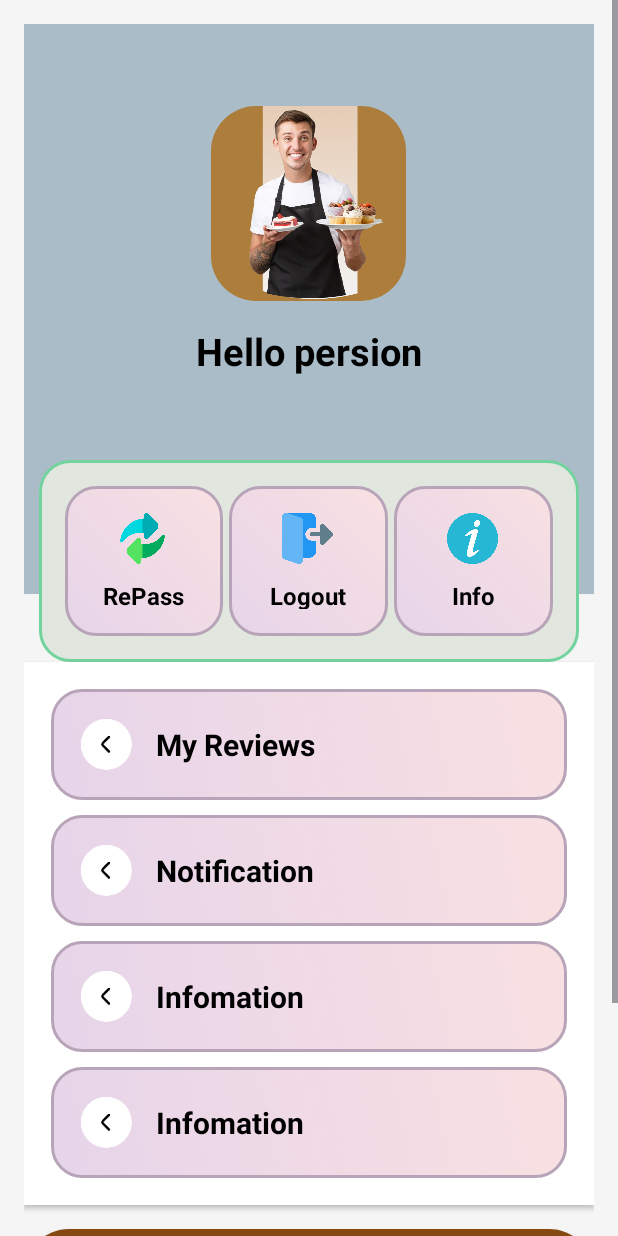
After one commit to longdh204/N1_Ung_Dung_Dat_Banh_Fpoly, an Android app: the ProfileActivity screen opened directly, with no data from a screen before it, on a phone screen of 412 x 824 dp. The commit adds this screen. Run offline under Robolectric (Android 15) with nearby library versions, the phone set to English and light mode, and no system bars; our stand-ins replace Firebase (no records; nobody signed in at launch, a user with empty details on screens opened directly).

Commit message:
create profile and dialog cn repass and logout

```diff
--- /dev/null
+++ b/app/src/main/java/com/example/dat_banh_fpoly/Activity/ProfileActivity.java
@@ -0,0 +1,130 @@
+package com.example.dat_banh_fpoly.Activity;
+
+import android.content.Intent;
+import android.content.SharedPreferences;
+import android.os.Bundle;
+import android.view.LayoutInflater;
+import android.view.View;
+import android.widget.EditText;
+import android.widget.LinearLayout;
+import android.widget.TextView;
+import android.widget.Toast;
+
+import androidx.appcompat.app.AlertDialog;
+import androidx.appcompat.app.AppCompatActivity;
+
+import com.example.dat_banh_fpoly.Login.Login;
+import com.example.dat_banh_fpoly.R;
+import com.google.firebase.auth.AuthCredential;
+import com.google.firebase.auth.EmailAuthProvider;
+import com.google.firebase.auth.FirebaseAuth;
+import com.google.firebase.auth.FirebaseUser;
+
+public class ProfileActivity extends AppCompatActivity {
+    private TextView profileEmail;
+    private FirebaseAuth mAuth;
+
+    @Override
+    protected void onCreate(Bundle savedInstanceState) {
+        super.onCreate(savedInstanceState);
+        setContentView(R.layout.activity_profile);
+
+        // Ánh xạ TextView từ layout
+        profileEmail = findViewById(R.id.profile_email);
+
+        // Khởi tạo FirebaseAuth
+        mAuth = FirebaseAuth.getInstance();
+
+        // Lấy người dùng hiện tại
+        FirebaseUser currentUser = mAuth.getCurrentUser();
+        if (currentUser != null) {
+            profileEmail.setText(currentUser.getEmail());
+        } else {
+            Intent intent = new Intent(ProfileActivity.this, Login.class);
+            startActivity(intent);
+            finish();
+        }
+
+        // Nút đổi mật khẩu
+        findViewById(R.id.change_Button).setOnClickListener(v -> showChangePasswordDialog());
+
+        // Xử lý nút "Back to Main"
+        findViewById(R.id.back_to_main_button).setOnClickListener(new View.OnClickListener() {
+            @Override
+            public void onClick(View v) {
+                // Quay về Activity chính
+                Intent intent = new Intent(ProfileActivity.this, MainActivity.class);
+                startActivity(intent);
+                finish();
+            }
+        });
+
+        // Xử lý nút "Logout"
+        LinearLayout logoutButton = findViewById(R.id.logout_button);
+        logoutButton.setOnClickListener(v -> {
+            SharedPreferences sharedPreferences = getSharedPreferences("MyAppPrefs", MODE_PRIVATE);
+            SharedPreferences.Editor editor = sharedPreferences.edit();
+            editor.clear();
+            editor.apply();
+
+            Intent intent = new Intent(ProfileActivity.this, Login.class);
+            startActivity(intent);
+            finish();
+        });
+    }
+
+    private void showChangePasswordDialog() {
+        FirebaseUser user = mAuth.getCurrentUser();
+        if (user != null) {
+            // Tạo AlertDialog
+            AlertDialog.Builder builder = new AlertDialog.Builder(this);
+            builder.setTitle("Đổi mật khẩu");
+
+            // Inflate layout dialog từ XML
+            LayoutInflater inflater = this.getLayoutInflater();
+            View dialogView = inflater.inflate(R.layout.activity_repass_dialog, null);
+            builder.setView(dialogView);
+
+            EditText oldPasswordInput = dialogView.findViewById(R.id.old_password_input);
+            EditText newPasswordInput = dialogView.findViewById(R.id.new_password_input);
+            EditText confirmNewPasswordInput = dialogView.findViewById(R.id.confirm_new_password_input);
+
+            builder.setPositiveButton("Đổi mật khẩu", (dialog, which) -> {
+                String oldPassword = oldPasswordInput.getText().toString();
+                String newPassword = newPasswordInput.getText().toString();
+                String confirmNewPassword = confirmNewPasswordInput.getText().toString();
+
+                if (newPassword.isEmpty() || confirmNewPassword.isEmpty() || oldPassword.isEmpty()) {
+                    Toast.makeText(getApplicationContext(), "Vui lòng nhập đầy đủ thông tin", Toast.LENGTH_SHORT).show();
+                    return;
+                }
+
+                if (!newPassword.equals(confirmNewPassword)) {
+                    Toast.makeText(getApplicationContext(), "Mật khẩu mới không trùng khớp", Toast.LENGTH_SHORT).show();
+                    return;
+                }
+
+                // Xác thực người dùng với mật khẩu hiện tại
+                AuthCredential credential = EmailAuthProvider.getCredential(user.getEmail(), oldPassword);
+                user.reauthenticate(credential).addOnCompleteListener(task -> {
+                    if (task.isSuccessful()) {
+                        user.updatePassword(newPassword).addOnCompleteListener(updateTask -> {
+                            if (updateTask.isSuccessful()) {
+                                Toast.makeText(getApplicationContext(), "Đổi mật khẩu thành công", Toast.LENGTH_SHORT).show();
+                            } else {
+                                Toast.makeText(getApplicationContext(), "Đổi mật khẩu thất bại", Toast.LENGTH_SHORT).show();
+                            }
+                        });
+                    } else {
+                        Toast.makeText(getApplicationContext(), "Mật khẩu hiện tại không đúng", Toast.LENGTH_SHORT).show();
+                    }
+                });
+            });
+
+            builder.setNegativeButton("Hủy", (dialog, which) -> dialog.cancel());
+            builder.show();
+        } else {
+            Toast.makeText(getApplicationContext(), "Không có người dùng đăng nhập", Toast.LENGTH_SHORT).show();
+        }
+    }
+}
--- /dev/null
+++ b/app/src/main/res/drawable/brown_profile.xml
@@ -0,0 +1,10 @@
+<?xml version="1.0" encoding="utf-8"?>
+<selector xmlns:android="http://schemas.android.com/apk/res/android">
+    <item>
+        <shape android:shape="rectangle">
+
+            <solid android:color="#AD7E3B" />
+            <corners android:radius="30dp" />
+        </shape>
+    </item>
+</selector>
--- /dev/null
+++ b/app/src/main/res/drawable/grey2.xml
@@ -0,0 +1,10 @@
+<?xml version="1.0" encoding="utf-8"?>
+<layer-list xmlns:android="http://schemas.android.com/apk/res/android">
+    <item>
+        <shape android:shape="rectangle">
+            <solid android:color="#E1E7DE" /> <!-- Xanh lá nhạt -->
+            <corners android:radius="20dp" />
+            <stroke android:width="2dp" android:color="#73D39E"/> <!-- Viền xanh lá đậm -->
+        </shape>
+    </item>
+</layer-list>
--- /dev/null
+++ b/app/src/main/res/drawable/grey_bg2.xml
@@ -0,0 +1,24 @@
+<?xml version="1.0" encoding="utf-8"?>
+<selector xmlns:android="http://schemas.android.com/apk/res/android">
+    <item android:state_pressed="true">
+        <shape android:shape="rectangle">
+            <gradient
+                android:startColor="#C3A5E4"
+            android:endColor="#F1C2C5"
+            android:angle="45"/>
+            <corners android:radius="20dp"/>
+            <stroke android:width="2dp" android:color="#A68DB8"/>
+        </shape>
+    </item>
+
+    <item>
+        <shape android:shape="rectangle">
+            <gradient
+                android:startColor="#E6D4E9"
+            android:endColor="#F9E1E2"
+            android:angle="45"/>
+            <corners android:radius="20dp"/>
+            <stroke android:width="2dp" android:color="#B8A4B8"/>
+        </shape>
+    </item>
+</selector>
--- a/app/src/main/res/layout/activity_main.xml
+++ b/app/src/main/res/layout/activity_main.xml
@@ -379,6 +379,7 @@
         </LinearLayout>
 
         <LinearLayout
+            android:id="@+id/profileBtn"
             android:layout_width="0dp"
             android:layout_height="match_parent"
             android:layout_weight="0.2"
--- /dev/null
+++ b/app/src/main/res/layout/activity_profile.xml
@@ -0,0 +1,281 @@
+<?xml version="1.0" encoding="utf-8"?>
+<ScrollView xmlns:android="http://schemas.android.com/apk/res/android"
+    android:layout_width="match_parent"
+    android:layout_height="match_parent"
+    android:background="#F5F5F5"> <!-- Màu nền nhẹ -->
+
+    <LinearLayout
+        android:layout_width="match_parent"
+        android:layout_height="wrap_content"
+        android:orientation="vertical"
+        android:padding="16dp"
+        android:gravity="center_horizontal">
+
+        <!-- Header Background -->
+        <View
+            android:layout_width="match_parent"
+            android:layout_height="380dp"
+            android:background="#A9BCC7"
+            android:layout_marginBottom="-75dp" />
+
+        <!-- Profile Image -->
+        <ImageView
+            android:id="@+id/profile_image"
+            android:layout_width="130dp"
+            android:layout_height="130dp"
+            android:src="@drawable/intro_logo"
+            android:background="@drawable/brown_profile"
+            android:layout_marginTop="-250dp"
+            android:layout_marginBottom="16dp"
+            android:contentDescription="Profile Image" />
+
+        <!-- Name and Email -->
+        <TextView
+            android:id="@+id/profile_name"
+            android:layout_width="wrap_content"
+            android:layout_height="wrap_content"
+            android:text="Hello persion"
+            android:textSize="25sp"
+            android:textStyle="bold"
+            android:textColor="@color/black"
+            android:layout_marginBottom="4dp" />
+
+        <TextView
+            android:id="@+id/profile_email"
+            android:layout_width="wrap_content"
+            android:layout_height="wrap_content"
+            android:text="lionfischer@gmail.com"
+            android:textSize="20sp"
+            android:textColor="@color/black"
+            android:layout_marginBottom="24dp" />
+
+        <!-- Menu Options -->
+        <LinearLayout
+            android:layout_width="360dp"
+            android:layout_height="wrap_content"
+            android:orientation="horizontal"
+            android:gravity="center"
+            android:padding="15dp"
+            android:background="@drawable/grey2">
+
+            <LinearLayout
+                android:id="@+id/change_Button"
+                android:layout_width="0dp"
+                android:layout_height="100dp"
+                android:layout_weight="1"
+                android:layout_marginTop="10dp"
+                android:background="@drawable/grey_bg2"
+                android:gravity="center_vertical"
+                android:orientation="vertical"
+                android:padding="18dp"
+                android:layout_margin="2dp">
+
+                <ImageView
+                    android:layout_width="34dp"
+                    android:layout_height="34dp"
+                    android:layout_marginEnd="8dp"
+                    android:src="@drawable/exchange"
+                    android:layout_marginStart="7dp"
+                    android:layout_gravity="center"/>
+
+                <TextView
+                    android:layout_width="wrap_content"
+                    android:layout_height="wrap_content"
+                    android:text="RePass"
+                    android:textColor="@color/black"
+                    android:textSize="16sp"
+                    android:textStyle="bold"
+                    android:layout_gravity="center"
+                    android:layout_marginTop="10dp"/>
+            </LinearLayout>
+
+            <LinearLayout
+                android:id="@+id/logout_button"
+                android:layout_width="0dp"
+                android:layout_height="100dp"
+                android:layout_weight="1"
+                android:layout_marginTop="10dp"
+                android:background="@drawable/grey_bg2"
+                android:gravity="center_vertical"
+                android:orientation="vertical"
+                android:padding="18dp"
+                android:layout_margin="2dp">
+
+
+                <ImageView
+                    android:layout_width="34dp"
+                    android:layout_height="34dp"
+                    android:layout_marginEnd="8dp"
+                    android:src="@drawable/logout"
+                    android:layout_marginStart="7dp"
+                    android:layout_gravity="center"/>
+
+                <TextView
+                    android:layout_width="wrap_content"
+                    android:layout_height="wrap_content"
+                    android:text="Logout"
+                    android:textColor="@color/black"
+                    android:textSize="16sp"
+                    android:textStyle="bold"
+                    android:layout_gravity="center"
+                    android:layout_marginTop="10dp"/>
+            </LinearLayout>
+
+            <LinearLayout
+                android:layout_width="0dp"
+                android:layout_height="100dp"
+                android:layout_weight="1"
+                android:layout_marginTop="10dp"
+                android:background="@drawable/grey_bg2"
+                android:gravity="center_vertical"
+                android:orientation="vertical"
+                android:padding="18dp"
+                android:layout_margin="2dp">
+
+
+                <ImageView
+                    android:layout_width="34dp"
+                    android:layout_height="34dp"
+                    android:layout_marginEnd="8dp"
+                    android:src="@drawable/info"
+                    android:layout_marginStart="7dp"
+                    android:layout_gravity="center"/>
+
+                <TextView
+                    android:layout_width="wrap_content"
+                    android:layout_height="wrap_content"
+                    android:text="Info"
+                    android:textColor="@color/black"
+                    android:textSize="16sp"
+                    android:textStyle="bold"
+                    android:layout_gravity="center"
+                    android:layout_marginTop="10dp"/>
+            </LinearLayout>
+
+        </LinearLayout>
+
+
+        <LinearLayout
+            android:layout_width="match_parent"
+            android:layout_height="wrap_content"
+            android:orientation="vertical"
+            android:background="#FFFFFF"
+            android:elevation="2dp"
+            android:padding="18dp"
+            android:layout_marginBottom="16dp">
+
+            <!-- My Reviews -->
+            <LinearLayout
+                android:layout_width="match_parent"
+                android:layout_height="wrap_content"
+                android:orientation="horizontal"
+                android:padding="20dp"
+                android:gravity="center_vertical"
+                android:background="@drawable/grey_bg2">
+
+                <ImageView
+                    android:layout_width="34dp"
+                    android:layout_height="34dp"
+                    android:src="@drawable/back"
+                    android:layout_marginEnd="16dp" />
+
+                <TextView
+                    android:layout_width="wrap_content"
+                    android:layout_height="wrap_content"
+                    android:text="My Reviews"
+                    android:textSize="20sp"
+                    android:textStyle="bold"
+                    android:textColor="@color/black" />
+            </LinearLayout>
+
+            <!-- Account Settings -->
+            <LinearLayout
+                android:layout_width="match_parent"
+                android:layout_height="wrap_content"
+                android:orientation="horizontal"
+                android:padding="20dp"
+                android:layout_marginTop="10dp"
+                android:gravity="center_vertical"
+                android:background="@drawable/grey_bg2">
+
+                <ImageView
+                    android:layout_width="34dp"
+                    android:layout_height="34dp"
+                    android:src="@drawable/back"
+                    android:layout_marginEnd="16dp" />
+
+                <TextView
+                    android:layout_width="wrap_content"
+                    android:layout_height="wrap_content"
+                    android:text="Notification"
+                    android:textSize="20sp"
+                    android:textStyle="bold"
+                    android:textColor="@color/black" />
+            </LinearLayout>
+
+
+            <!-- Personal Information -->
+            <LinearLayout
+                android:layout_width="match_parent"
+                android:layout_height="wrap_content"
+                android:orientation="horizontal"
+                android:padding="20dp"
+                android:layout_marginTop="10dp"
+                android:gravity="center_vertical"
+                android:background="@drawable/grey_bg2">
+
+                <ImageView
+                    android:layout_width="34dp"
+                    android:layout_height="34dp"
+                    android:src="@drawable/back"
+                    android:layout_marginEnd="16dp" />
+
+                <TextView
+                    android:layout_width="wrap_content"
+                    android:layout_height="wrap_content"
+                    android:text="Infomation"
+                    android:textSize="20sp"
+                    android:textStyle="bold"
+                    android:textColor="@color/black" />
+            </LinearLayout>
+            <LinearLayout
+                android:layout_width="match_parent"
+                android:layout_height="wrap_content"
+                android:orientation="horizontal"
+                android:padding="20dp"
+                android:layout_marginTop="10dp"
+                android:gravity="center_vertical"
+                android:background="@drawable/grey_bg2">
+
+                <ImageView
+                    android:layout_width="34dp"
+                    android:layout_height="34dp"
+                    android:src="@drawable/back"
+                    android:layout_marginEnd="16dp" />
+
+                <TextView
+                    android:layout_width="wrap_content"
+                    android:layout_height="wrap_content"
+                    android:text="Infomation"
+                    android:textSize="20sp"
+                    android:textStyle="bold"
+                    android:textColor="@color/black" />
+            </LinearLayout>
+
+
+        </LinearLayout>
+
+        <!-- Back to Main Page Button -->
+        <androidx.appcompat.widget.AppCompatButton
+            android:id="@+id/back_to_main_button"
+            android:layout_width="match_parent"
+            android:layout_height="60dp"
+            android:text="Back to Main"
+            android:background="@drawable/brown_bg"
+            android:textColor="#FFFFFF"
+            android:textStyle="bold"
+            android:textSize="15sp"
+            android:layout_marginBottom="16dp" />
+
+    </LinearLayout>
+</ScrollView>
```
Also changed, not shown: app/src/main/AndroidManifest.xml (+8 -2 lines), app/src/main/java/com/example/dat_banh_fpoly/Activity/MainActivity.java (+7 -0 lines), app/src/main/java/com/example/dat_banh_fpoly/Activity/RepassDialog.java (added, +86 -0 lines), app/src/main/res/drawable/back_dialog.xml (added, +10 -0 lines), app/src/main/res/layout/activity_repass_dialog.xml (added, +43 -0 lines), app/src/main/res/drawable/exchange.png (added), app/src/main/res/drawable/info.png (added), app/src/main/res/drawable/logout.png (added), 2 other files.
